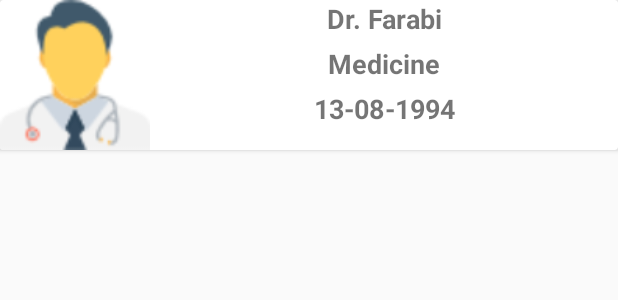
After one commit to shayekh/MyHospital, an Android app: the layout medical_list_row.xml on its own in the app's theme, with its tools: preview values and no code run, on a phone screen of 412 x 824 dp. The commit adds this screen. Shown: the top 300 px of the screen. Run offline under Robolectric (Android 15) with nearby library versions, the phone set to English and light mode, and no system bars.

Commit message:
Add files via upload

```diff
--- a/app/src/main/res/layout/activity_add_medical_history.xml
+++ b/app/src/main/res/layout/activity_add_medical_history.xml
@@ -55,6 +55,7 @@
             android:hint="Doctor Name"
             android:textStyle="bold"
             android:textSize="20sp"
+            android:id="@+id/dnameET"
             android:gravity="center_horizontal"
             android:layout_gravity="center"/>
     </android.support.v7.widget.CardView>
@@ -68,6 +69,7 @@
             android:layout_height="wrap_content"
             android:hint="Details"
             android:textStyle="bold"
+            android:id="@+id/ddetailsET"
             android:gravity="center_horizontal"
             android:textSize="20sp"
             android:layout_gravity="center"/>
@@ -81,6 +83,7 @@
             android:layout_width="match_parent"
             android:layout_height="wrap_content"
             android:hint="Date"
+            android:id="@+id/ddateET"
             android:textStyle="bold"
             android:textSize="20sp"
             android:gravity="center_horizontal"
--- /dev/null
+++ b/app/src/main/res/layout/activity_medical_list.xml
@@ -0,0 +1,17 @@
+<?xml version="1.0" encoding="utf-8"?>
+<LinearLayout xmlns:android="http://schemas.android.com/apk/res/android"
+    xmlns:app="http://schemas.android.com/apk/res-auto"
+    xmlns:tools="http://schemas.android.com/tools"
+    android:layout_width="match_parent"
+    android:layout_height="match_parent"
+    android:orientation="vertical"
+    tools:context=".MedicalListActivity">
+
+    <ListView
+        android:layout_width="match_parent"
+        android:layout_height="match_parent"
+        android:background="#B0BEC5"
+        android:id="@+id/medicalListView">
+    </ListView>
+
+</LinearLayout>
--- /dev/null
+++ b/app/src/main/res/layout/medical_list_row.xml
@@ -0,0 +1,58 @@
+<?xml version="1.0" encoding="utf-8"?>
+<RelativeLayout
+    xmlns:android="http://schemas.android.com/apk/res/android"
+    android:layout_width="match_parent"
+    android:layout_height="match_parent">
+    <android.support.v7.widget.CardView
+        android:layout_width="match_parent"
+        android:layout_height="wrap_content">
+        <RelativeLayout
+            android:layout_width="match_parent"
+            android:layout_height="wrap_content">
+        <ImageView
+            android:layout_width="100dp"
+            android:layout_height="100dp"
+            android:src="@drawable/doctor"
+            android:id="@+id/prescriptionImage"/>
+        <TextView
+            android:layout_width="match_parent"
+            android:layout_height="wrap_content"
+            android:layout_toRightOf="@id/prescriptionImage"
+            android:text="Dr. Farabi"
+            android:gravity="center"
+            android:textStyle="bold"
+            android:textSize="18sp"
+            android:id="@+id/doctor"
+            />
+
+            <TextView
+                android:layout_width="match_parent"
+                android:layout_height="wrap_content"
+                android:layout_marginTop="5dp"
+                android:layout_toRightOf="@id/prescriptionImage"
+                android:layout_below="@id/doctor"
+                android:text="Medicine"
+                android:gravity="center"
+                android:textStyle="bold"
+                android:textSize="18sp"
+                android:id="@+id/detailsDoctor"
+                />
+
+            <TextView
+                android:layout_width="match_parent"
+                android:layout_height="wrap_content"
+                android:layout_marginTop="5dp"
+                android:layout_toRightOf="@id/prescriptionImage"
+                android:layout_below="@id/detailsDoctor"
+                android:text="13-08-1994"
+                android:gravity="center"
+                android:textStyle="bold"
+                android:textSize="18sp"
+                android:id="@+id/date"
+                />
+
+
+        </RelativeLayout>
+    </android.support.v7.widget.CardView>
+
+</RelativeLayout>
```
